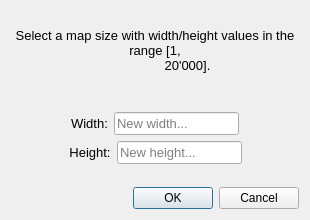
Before: the Qt Designer form src/ui/modal/resize_dialog.ui in albin-johansson/tactile, drawn with Qt 5.
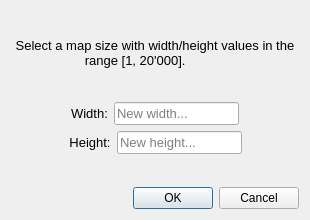
After: the same form once the commit is applied.

Patch:
```diff
--- a/src/ui/modal/resize_dialog.ui
+++ b/src/ui/modal/resize_dialog.ui
@@ -56,9 +56,7 @@
                 </font>
               </property>
               <property name="text">
-                <string>Select a map size with width/height values in the range [1,
-                  20'000].
-                </string>
+        <string>Select a map size with width/height values in the range [1, 20'000].           </string>
               </property>
               <property name="alignment">
                 <set>Qt::AlignCenter</set>
```
Lines whose indentation alone changed are shown as unchanged.
